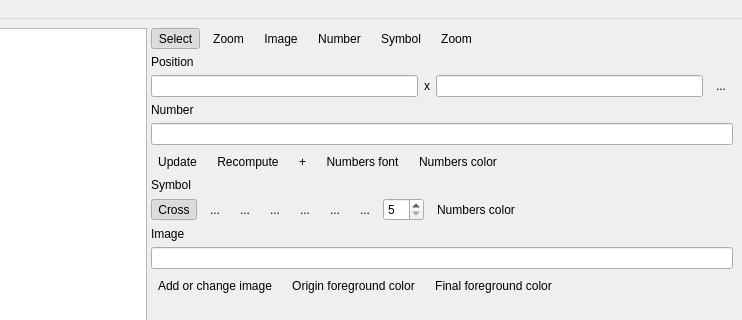
Old version of the form ui/mainwindow.ui in the repository kervala/mapmaker; both pictures show x 195 to 937 and y 0 to 320 of the 937 by 758 pixel window.
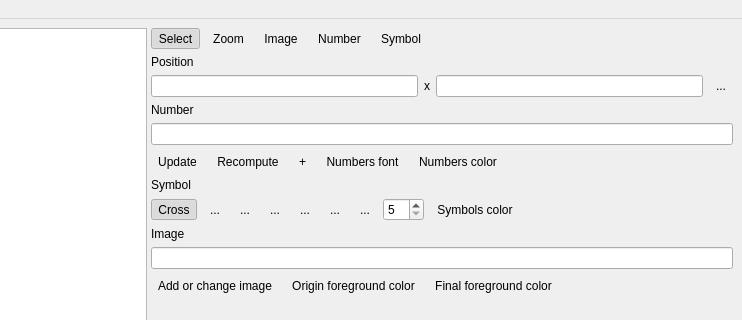
New version of the form. Icons and pictures are not drawn.

What changed in the file:
```diff
--- a/ui/mainwindow.ui
+++ b/ui/mainwindow.ui
@@ -34,7 +34,7 @@
       <widget class="QWidget" name="layoutWidget">
        <layout class="QVBoxLayout" name="verticalLayout">
         <item>
-         <layout class="QHBoxLayout" name="toolsLayout" stretch="0,0,0,0,1">
+         <layout class="QHBoxLayout" name="toolsLayout" stretch="0,0,0,0,0,1">
           <item>
            <widget class="QToolButton" name="selectButton">
             <property name="toolTip">
@@ -153,29 +153,6 @@
             </property>
            </widget>
           </item>
-          <item>
-           <widget class="QToolButton" name="zoomButton">
-            <property name="toolTip">
-             <string>Zoom tool</string>
-            </property>
-            <property name="text">
-             <string>Zoom</string>
-            </property>
-            <property name="icon">
-             <iconset resource="../res/resources.qrc">
-              <normaloff>:/icons/zoom.png</normaloff>:/icons/zoom.png</iconset>
-            </property>
-            <property name="checkable">
-             <bool>true</bool>
-            </property>
-            <property name="autoExclusive">
-             <bool>true</bool>
-            </property>
-            <property name="autoRaise">
-             <bool>true</bool>
-            </property>
-           </widget>
-          </item>
           <item>
            <spacer name="horizontalSpacer">
             <property name="orientation">
@@ -556,7 +533,7 @@
                 <string>Change font color for numbers</string>
                </property>
                <property name="text">
-                <string>Numbers color</string>
+                <string>Symbols color</string>
                </property>
                <property name="icon">
                 <iconset resource="../res/resources.qrc">
```
Left out of the diff: 36 changed lines with no effect on the pictures.
